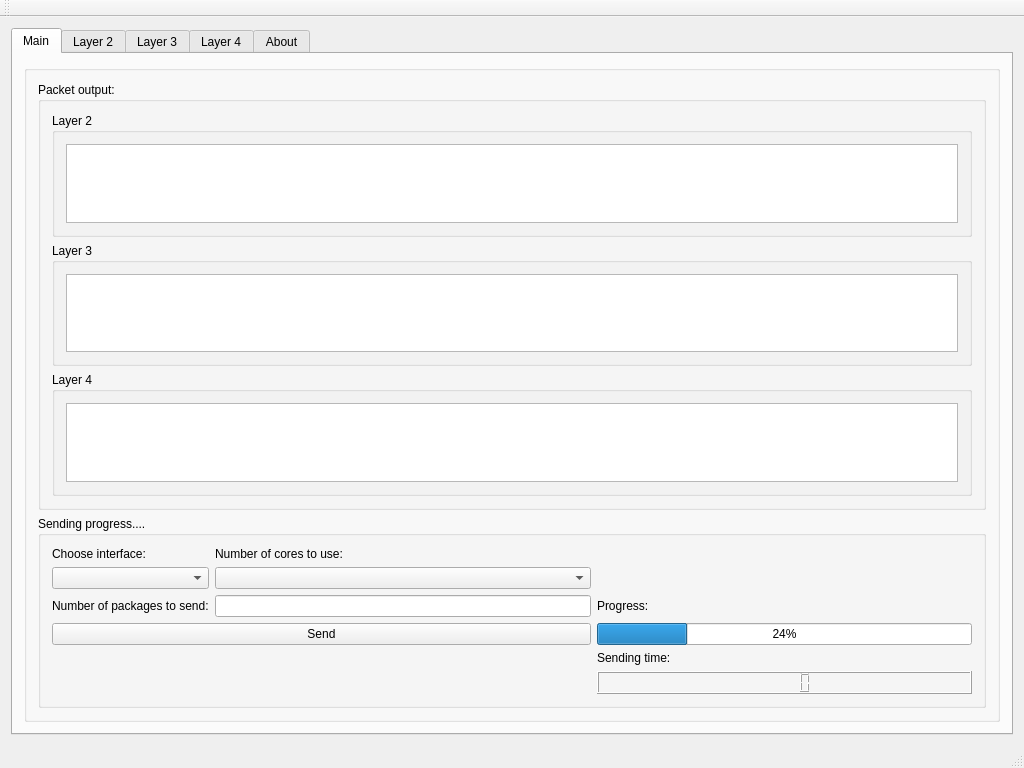
Old version of the form qt/packet-generator/mainwindow.ui in the repository emiliancyc/packet-generator.
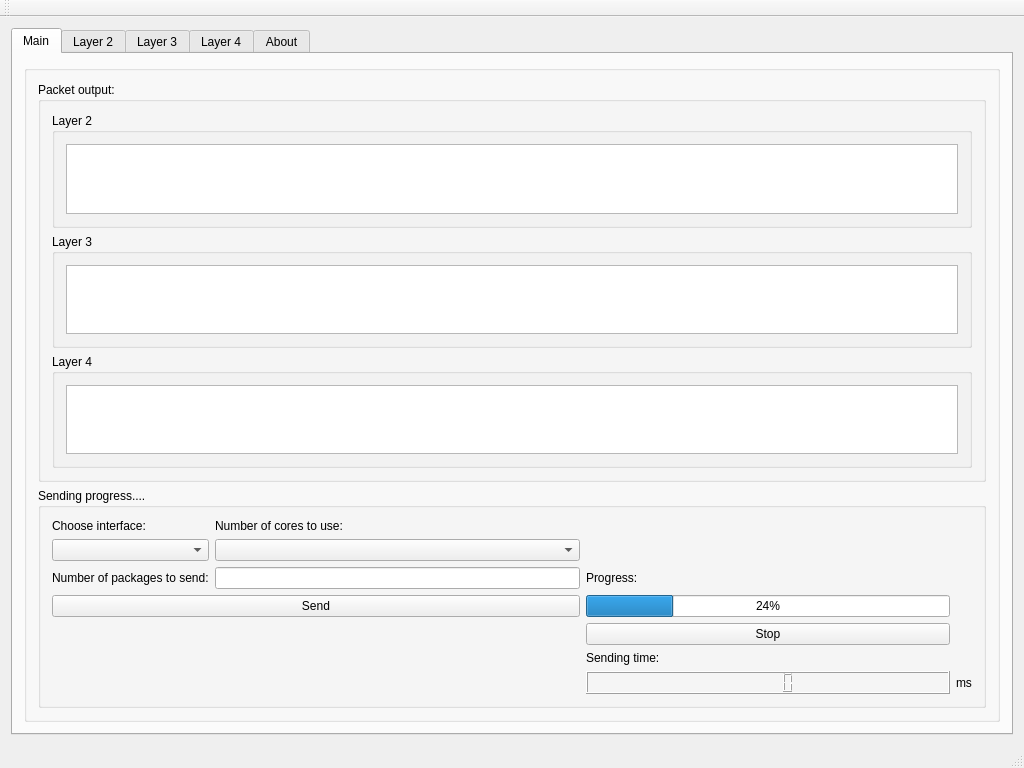
New version of the form. The open tabs and pages were chosen to show the change.

```diff
--- a/qt/packet-generator/mainwindow.ui
+++ b/qt/packet-generator/mainwindow.ui
@@ -143,7 +143,7 @@
               <item row="2" column="1">
                <widget class="QComboBox" name="cores_num_comboBox"/>
               </item>
-              <item row="6" column="2">
+              <item row="10" column="2">
                <widget class="QLabel" name="sending_time_label">
                 <property name="text">
                  <string>Sending time:</string>
@@ -157,7 +157,7 @@
                 </property>
                </widget>
               </item>
-              <item row="8" column="2">
+              <item row="12" column="2">
                <widget class="QLCDNumber" name="sending_time_lcdNumber"/>
               </item>
               <item row="4" column="0">
@@ -210,6 +210,26 @@
                 </property>
                </widget>
               </item>
+              <item row="6" column="2">
+               <widget class="QPushButton" name="stop_pushButton">
+                <property name="sizePolicy">
+                 <sizepolicy hsizetype="Minimum" vsizetype="Fixed">
+                  <horstretch>0</horstretch>
+                  <verstretch>0</verstretch>
+                 </sizepolicy>
+                </property>
+                <property name="text">
+                 <string>Stop</string>
+                </property>
+               </widget>
+              </item>
+              <item row="12" column="3">
+               <widget class="QLabel" name="time_ms_label">
+                <property name="text">
+                 <string>ms</string>
+                </property>
+               </widget>
+              </item>
              </layout>
             </widget>
            </item>
```
Left out of the diff: 22 changed lines with no effect on the pictures.
